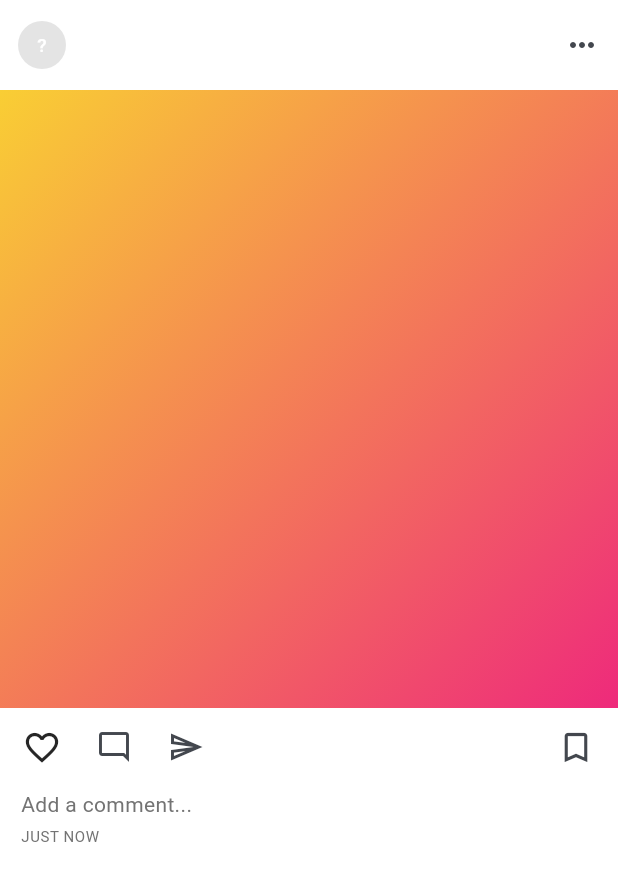
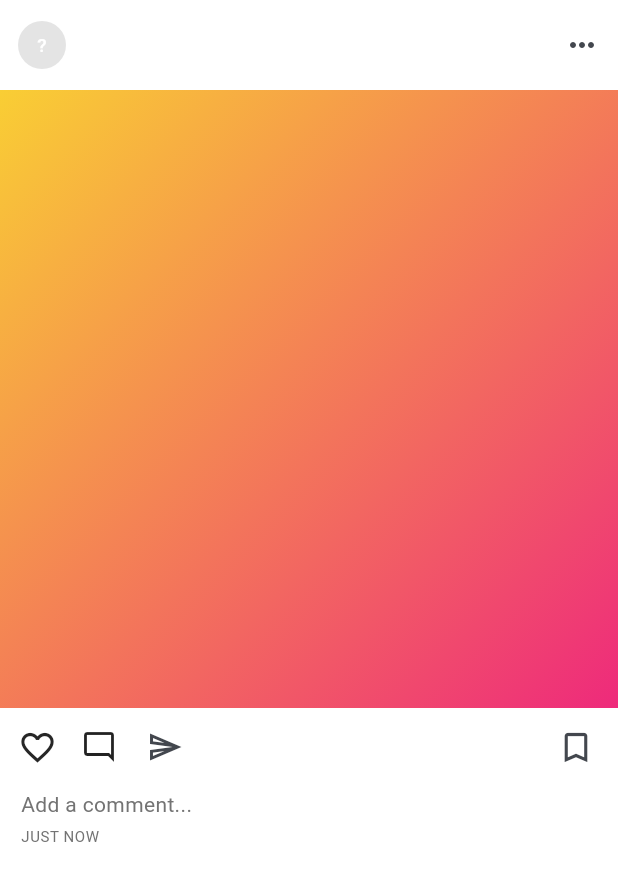
Before and after one commit to Mohammad-Ismail-DEV/cedar_roots, a Flutter app: the PostCard widget shown alone on an empty page, opened directly with empty values, on a phone screen of 412 x 824 dp. Shown: the top 881 px of the screen. Run offline on Flutter 3.47's test engine with Material 3 defaults, Android fonts, the phone set to English and light mode, and no system bars; our stand-ins replace app_links, cached_network_image, device_info_plus, firebase_core, firebase_messaging, flutter_local_notifications and 9 more; missing offline and left inert: gal; accounts and stored records are empty; network calls fail.

Commit message:
Loading screen holds until the feed is ready; like and comment counts beside the icons
Co-Authored-By: Claude Sonnet 5.5 <noreply@anthropic.com>

```diff
--- a/lib/features/feed/widgets/post_card.dart
+++ b/lib/features/feed/widgets/post_card.dart
@@ -1,4 +1,6 @@
 import 'package:flutter/material.dart';
+
+import '../../../shared/widgets/counted_icon_button.dart';
 
 import '../../../core/theme.dart';
 import '../../../core/time_label.dart';
@@ -164,18 +166,20 @@ class _PostCardState extends State<PostCard>
             padding: const EdgeInsets.fromLTRB(4, 2, 4, 0),
             child: Row(
               children: [
-                IconButton(
+                CountedIconButton(
                   tooltip: 'Like',
                   onPressed: widget.onLike,
+                  count: post.likes.length,
                   icon: Icon(
                     _liked ? Icons.favorite : Icons.favorite_border,
                     color: _liked ? palette.heart : text,
                     size: 26,
                   ),
                 ),
-                IconButton(
+                CountedIconButton(
                   tooltip: 'Comments',
                   onPressed: widget.onComment,
+                  count: comments,
                   icon: const Icon(Icons.mode_comment_outlined, size: 24),
                 ),
                 IconButton(
--- /dev/null
+++ b/lib/shared/widgets/counted_icon_button.dart
@@ -0,0 +1,47 @@
+import 'package:flutter/material.dart';
+
+/// An action icon with its count next to it (likes, comments). The count is hidden at zero.
+class CountedIconButton extends StatelessWidget {
+  const CountedIconButton({
+    super.key,
+    required this.icon,
+    required this.count,
+    required this.tooltip,
+    required this.onPressed,
+  });
+
+  final Widget icon;
+  final int count;
+  final String tooltip;
+  final VoidCallback? onPressed;
+
+  @override
+  Widget build(BuildContext context) {
+    return Tooltip(
+      message: tooltip,
+      child: InkResponse(
+        onTap: onPressed,
+        radius: 24,
+        child: Padding(
+          padding: const EdgeInsets.symmetric(horizontal: 8, vertical: 10),
+          child: Row(
+            mainAxisSize: MainAxisSize.min,
+            children: [
+              icon,
+              if (count > 0) ...[
+                const SizedBox(width: 6),
+                Text(
+                  '$count',
+                  style: const TextStyle(
+                    fontSize: 14,
+                    fontWeight: FontWeight.w600,
+                  ),
+                ),
+              ],
+            ],
+          ),
+        ),
+      ),
+    );
+  }
+}
```
Also changed, not shown: lib/app.dart (+6 -1 lines), lib/features/posts/post_details_screen.dart (+12 -1 lines), lib/shared/widgets/splash_loader.dart (+46 -0 lines).
